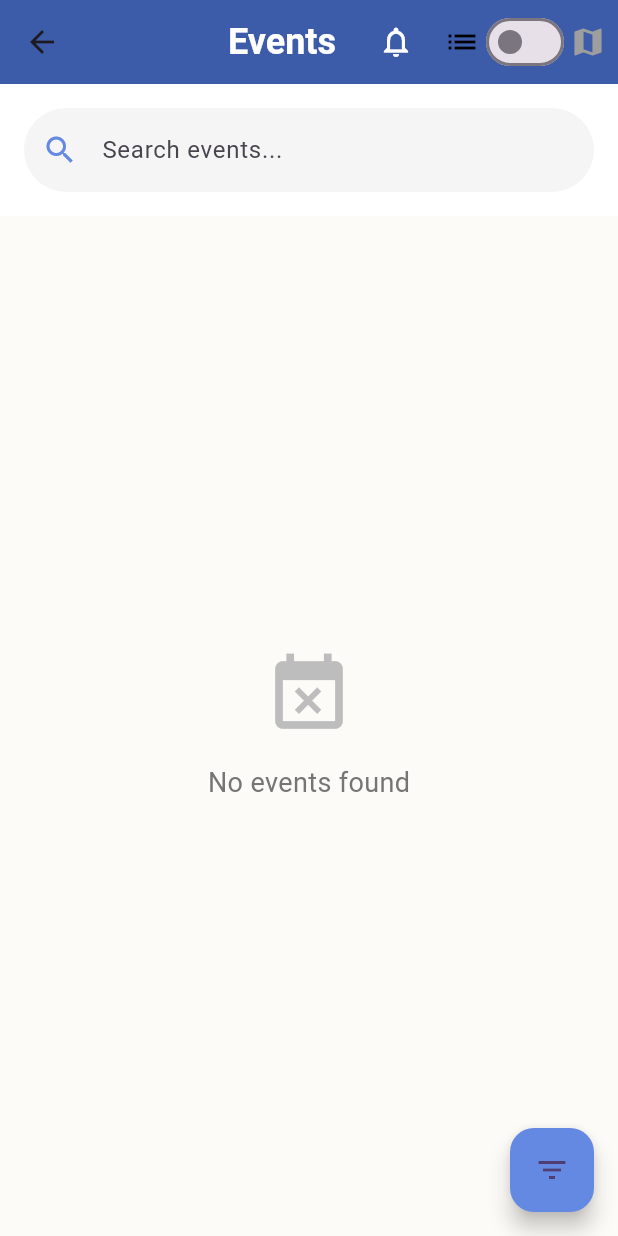
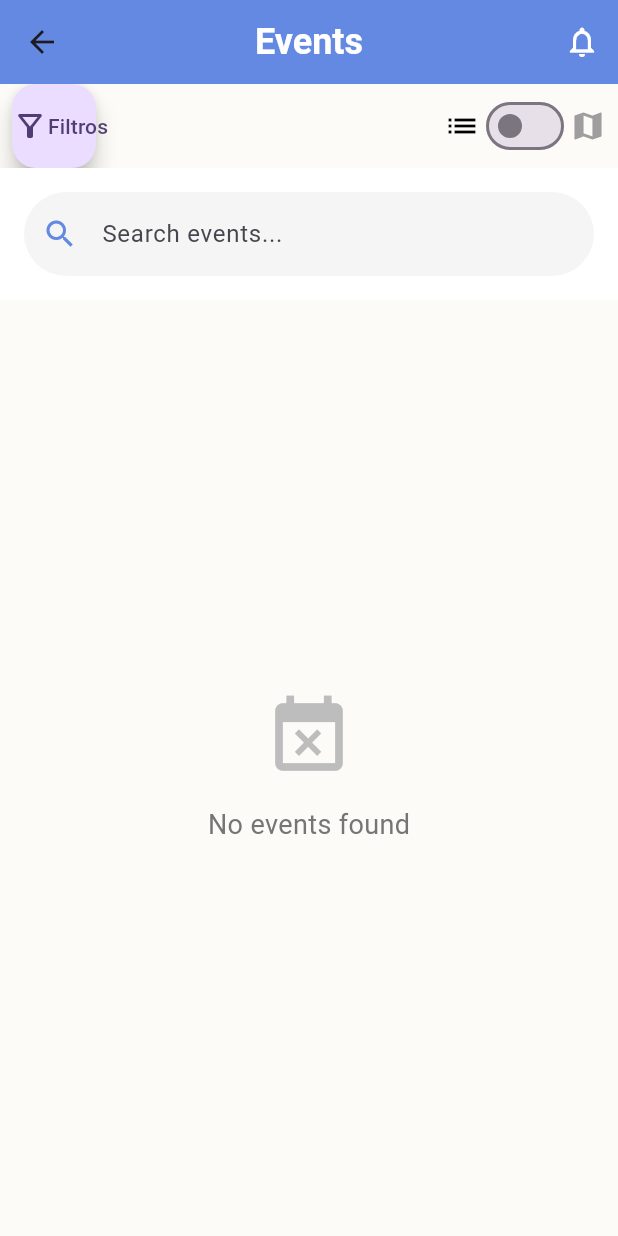
Before and after one commit to Moviles-2025-20/Flutter, a Flutter app: the EventsMapListContent screen opened directly, on a phone screen of 412 x 824 dp. Run offline on Flutter 3.47's test engine with Material 3 defaults, Android fonts, the phone set to English and light mode, and no system bars; our stand-ins replace cloud_firestore, firebase_auth, firebase_core, google_maps_flutter, google_sign_in, shared_preferences; missing offline and left inert: flutter_facebook_auth, flutter_web_auth_2; accounts and stored records are empty.

Commit message:
Adelantos Lista

```diff
--- a/lib/pages/events/view/event_list_view.dart
+++ b/lib/pages/events/view/event_list_view.dart
@@ -36,7 +36,7 @@ class EventsMapListContent extends StatelessWidget {
               color: Colors.white,
           ),
         ),
-        backgroundColor: const Color(0xFF3C5BA9),
+        backgroundColor: const Color(0xFF6389E2),
         centerTitle: true,
         actions: [
           IconButton(
@@ -50,9 +50,29 @@ class EventsMapListContent extends StatelessWidget {
               );
             },
           ),
+
+        ],
+      ),
+
+      body: Column(
+        children: [
           Padding(
             padding: const EdgeInsets.symmetric(horizontal: 8.0),
             child: Row(
+              children: [
+                FloatingActionButton(
+                  onPressed: () => _showFiltersBottomSheet(context, viewModel),
+                  child: Row(
+                    children: const [
+                      Icon(Icons.filter_alt_outlined),
+                      Text("Filtros"),
+                    ],
+                  ),
+                ),
+                const SizedBox(width: 8), // opcional, espacio entre botón y el resto
+                Expanded(
+                  child: Row(
+                    mainAxisAlignment: MainAxisAlignment.end,
                     children: [
                       Icon(
                         Icons.list,
@@ -61,7 +81,7 @@ class EventsMapListContent extends StatelessWidget {
                       Switch(
                         value: viewModel.isMapView,
                         onChanged: (_) => viewModel.toggleView(),
-                  activeColor: const Color(0xFF6389E2),
+                        activeThumbColor: const Color(0xFF6389E2),
                       ),
                       Icon(
                         Icons.map,
@@ -72,9 +92,7 @@ class EventsMapListContent extends StatelessWidget {
                 ),
               ],
             ),
-
-      body: Column(
-        children: [
+          ),
           // Barra de búsqueda
           SearchBar(viewModel: viewModel),
 
@@ -90,11 +108,6 @@ class EventsMapListContent extends StatelessWidget {
           ),
         ],
       ),
-      floatingActionButton: FloatingActionButton(
-        onPressed: () => _showFiltersBottomSheet(context, viewModel),
-        backgroundColor: const Color(0xFF6389E2),
-        child: const Icon(Icons.filter_list),
-      ),
     );
   }
 
--- a/lib/pages/events/viewmodel/event_list_view_model.dart
+++ b/lib/pages/events/viewmodel/event_list_view_model.dart
@@ -1,6 +1,6 @@
 import 'package:app_flutter/pages/events/model/event.dart';
 import 'package:app_flutter/pages/events/model/event_filter.dart';
-import 'package:app_flutter/widgets/event_service.dart';
+import 'package:app_flutter/util/event_service.dart';
 import 'package:flutter/material.dart';
 
 class EventsViewModel extends ChangeNotifier {
--- a/lib/widgets/list_events/filters_widgets.dart
+++ b/lib/widgets/list_events/filters_widgets.dart
@@ -295,7 +295,7 @@ class _FiltersBottomSheetState extends State<FiltersBottomSheet> {
                   ),
                   child: const Text(
                     'Apply Filters',
-                    style: TextStyle(fontSize: 16, fontWeight: FontWeight.bold),
+                    style: TextStyle(fontSize: 16, fontWeight: FontWeight.bold, color: Colors.white),
                   ),
                 ),
               ),
```
Also changed, not shown: lib/util/event_service.dart (renamed from lib/widgets/event_service.dart). Lines whose indentation alone changed are shown as unchanged.
